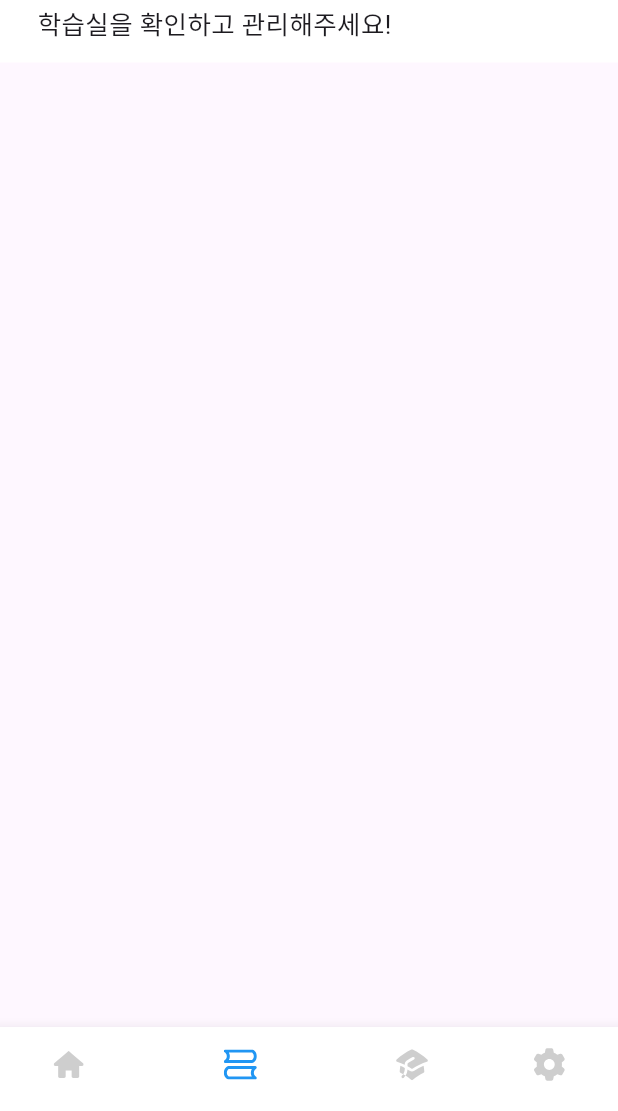
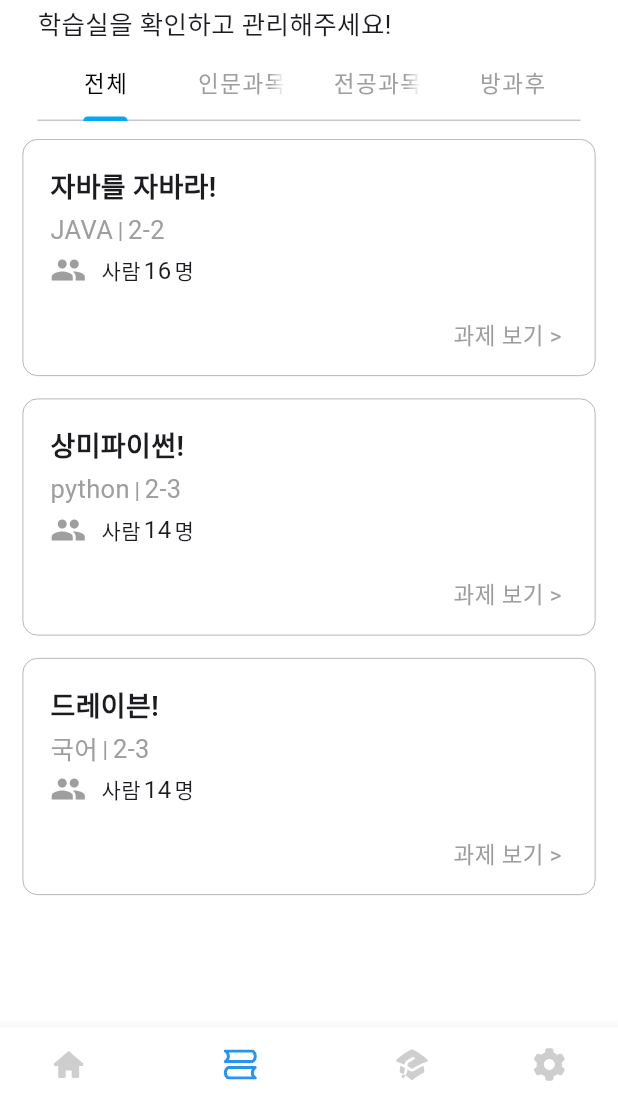
Before and after one commit to EscapeFrame/clueAppReal, a Flutter app: the screen it shows after launch, item 2 of the bottom bar chosen, on a phone screen of 412 x 824 dp, the part 125-1236 px from its top. Run offline on Flutter 3.47's test engine with Material 3 defaults, Android fonts, the phone set to English and light mode, and no system bars; our stand-ins replace flutter_svg; network calls fail; project files that could hold a hidden picture were left out.

Commit message:
feat(#1): My HakSubSil Page Complete

```diff
--- a/lib/pages/HakSubSil.dart
+++ b/lib/pages/HakSubSil.dart
@@ -1,20 +1,91 @@
+import 'package:clue/widgets/BangGwaHooHakSubSilBaroGaJa.dart';
+import 'package:clue/widgets/HakSubSilBaroGaJa.dart';
+import 'package:clue/widgets/InmoonHakSubSilBaroGaJa.dart';
+import 'package:clue/widgets/JeongGongHakSubSilBaroGaJa.dart';
 import 'package:flutter/material.dart';
 
 class Haksubsil extends StatelessWidget {
-  const Haksubsil({super.key});
-
+   Haksubsil({super.key});
+  final List<Map<String, dynamic>> noticeList = [
+  {
+    'title': '자바를 자바라!',
+    'language': 'JAVA',
+    'class': '2-2',
+    'people': '16',
+    'teacher': '유근찬',
+    'description': '즐거운 자바 수업을 하고 자바를 마스터하며...',
+    'subject':'jeongong',
+    'progress': 1,
+    'total': 6,
+    'lessons': [
+      {
+        'title': '1차시',
+        'items': ['자바란 무엇인가?'],
+      },
+      {
+        'title': '1차시 자료',
+        'items': ['ver 교과서연결', 'ver PPT', 'ver Code'],
+      },
+    ]
+  },
+  {
+    'title': '상미파이썬!',
+    'language': 'python',
+    'class': '2-3',
+    'people': '14',
+    'teacher': '곽상미',
+    'description': '즐거운 파이선 수업을 하고 자바를 마스터하며...',
+    'subject':'inmoon',
+    'progress': 2,
+    'total': 6,
+    'lessons': [
+      {
+        'title': '1차시',
+        'items': ['자바란 무엇인가?'],
+      },
+      {
+        'title': '1차시 자료',
+        'items': ['ver 교과서연결', 'ver PPT', 'ver Code'],
+      },
+    ]
+  },
+  {
+    'title': '드레이븐!',
+    'language': '국어',
+    'class': '2-3',
+    'people': '14',
+    'teacher': 'ㄴㄴㅌㅌ',
+    'description': '즐거운 파이선 수업을 하고 자바를 마스터하며...',
+    'subject':'banggwahoo',
+    'progress': 2,
+    'total': 6,
+    'lessons': [
+      {
+        'title': '1차시',
+        'items': ['자바란 무엇인가?'],
+      },
+      {
+        'title': '1차시 자료',
+        'items': ['ver 교과서연결', 'ver PPT', 'ver Code'],
+      },
+    ]
+  },
+];
   @override
   Widget build(BuildContext context) {
-    return SingleChildScrollView(
-      child: Column(
-        crossAxisAlignment: CrossAxisAlignment.stretch,
-        children: [
-          Container(
+    return DefaultTabController(
+      length: 4,
+      child: Scaffold(
+        body: Column(
+          children: [
+            // 상단 제목 및 탭바
+            Container(
               color: Colors.white,
               padding: const EdgeInsets.symmetric(horizontal: 25, vertical: 12),
               child: Column(
                 crossAxisAlignment: CrossAxisAlignment.start,
                 children: [
+                  // 로고 줄
                   Row(
                     mainAxisAlignment: MainAxisAlignment.spaceBetween,
                     children: [
@@ -22,25 +93,51 @@ class Haksubsil extends StatelessWidget {
                       Image.asset('assets/images/jongn.png'),
                     ],
                   ),
-                  SizedBox(
-                    height:15,
+                  const SizedBox(height: 15),
+                  const Text(
+                    '나의 학습실',
+                    style: TextStyle(fontSize: 20, fontWeight: FontWeight.bold),
                   ),
-                  Text(
-                    '나의 학습실',
-                    style: TextStyle(
-                      fontSize: 20,
-                      fontWeight: FontWeight.bold,
+                  const SizedBox(height: 4),
+                  const Text(
+                    '학습실을 확인하고 관리해주세요!',
+                    style: TextStyle(fontSize: 17),
+                  ),
+                  const SizedBox(height: 2),
+                  const TabBar(
+                    labelColor: Colors.black,
+                    unselectedLabelColor: Colors.grey,
+                    indicatorColor: Colors.lightBlue,
+                    indicatorWeight: 3,
+                    labelStyle: TextStyle(
+                      fontSize: 15,
+                      fontWeight: FontWeight.w300,
+                      letterSpacing: 1,
                     ),
+                    tabs: [
+                      Tab(text: '전체'),
+                      Tab(text: '인문과목'),
+                      Tab(text: '전공과목'),
+                      Tab(text: '방과후'),
+                    ],
                   ),
-                  SizedBox(
-                    height:4
-                  ),
-                  Text('학습실을 확인하고 관리해주세요!',style: TextStyle(fontSize: 17),),
                 ],
               ),
             ),
-
-        ],
+            // 아래 내용
+            Expanded(
+              child: TabBarView(
+                children: [
+                  //title overflow ...으로 해결하기.
+                  Haksubsilbarogaja(noticeList:noticeList),
+                  Inmoonhaksubsilbarogaja(noticeList:noticeList),
+                  Jeonggonghaksubsilbarogaja(noticeList:noticeList),
+                  Banggwahoohaksubsilbarogaja(noticeList:noticeList),
+                ],
+              ),
+            ),
+          ],
+        ),
       ),
     );
   }
--- a/lib/pages/HomePage.dart
+++ b/lib/pages/HomePage.dart
@@ -302,7 +302,8 @@ class _HomePageState extends State<HomePage> {
                   ),
                   const SizedBox(height: 10),
 
-                  Wrap(
+                  Center(
+                    child: Wrap(
                       spacing: 5,
                       runSpacing: 5,
                       alignment: WrapAlignment.start,
@@ -339,6 +340,7 @@ class _HomePageState extends State<HomePage> {
                         ),
                       ],
                     ),
+                  ),
                   SizedBox(height: 30),
                 ],
               ),
--- /dev/null
+++ b/lib/widgets/HakSubSilBaroGaJa.dart
@@ -0,0 +1,107 @@
+import 'package:clue/widgets/HakSubSilSuap.dart';
+import 'package:flutter/material.dart';
+
+class Haksubsilbarogaja extends StatelessWidget {
+  final List<Map<String, dynamic>> noticeList;
+
+  const Haksubsilbarogaja({super.key, required this.noticeList});
+
+  @override
+  Widget build(BuildContext context) {
+    return Container(
+      decoration: const BoxDecoration(color: Colors.white),
+      padding: const EdgeInsets.symmetric(horizontal: 15),
+      child: ListView.builder(
+        itemCount: noticeList.length,
+        itemBuilder: (context, index) {
+          final notice = noticeList[index];
+          return Column(
+            children: [
+              GestureDetector(
+                onTap: () {
+                  Navigator.push(
+                    context,
+                    MaterialPageRoute(
+                      builder: (_) => Haksubsilsuap(notice: notice),
+                    ),
+                  );
+                },
+                child: Container(
+                  padding: const EdgeInsets.fromLTRB(18, 18, 22, 15),
+                  decoration: BoxDecoration(
+                    borderRadius: BorderRadius.circular(10),
+                    border: Border.all(color: Colors.grey, width: 0.5),
+                  ),
+                  child: Column(
+                    mainAxisAlignment: MainAxisAlignment.spaceBetween,
+                    children: [
+                      Row(
+                        children: [
+                          Text(
+                            notice['title'].toString(),
+                            style: const TextStyle(
+                              fontSize: 18,
+                              fontWeight: FontWeight.w600,
+                            ),
+                          ),
+                        ],
+                      ),
+                      const SizedBox(height: 3),
+                      Row(
+                        children: [
+                          Text(
+                            notice['language'].toString(),
+                            style: const TextStyle(
+                              fontSize: 17,
+                              color: Colors.grey,
+                            ),
+                          ),
+                          const SizedBox(width: 3),
+                          const Text('|',
+                              style: TextStyle(
+                                  color: Colors.grey, fontSize: 15)),
+                          const SizedBox(width: 3),
+                          Text(
+                            notice['class'].toString(),
+                            style: const TextStyle(
+                                fontSize: 17, color: Colors.grey),
+                          ),
+                        ],
+                      ),
+                      const SizedBox(height: 3),
+                      Row(
+                        children: [
+                          const Icon(Icons.people, color: Colors.grey),
+                          const SizedBox(width: 10),
+                          const Text('사람'),
+                          const SizedBox(width: 2),
+                          Text(
+                            notice['people'].toString(),
+                            style: const TextStyle(fontSize: 16),
+                          ),
+                          const SizedBox(width: 2),
+                          const Text('명'),
+                        ],
+                      ),
+                      const SizedBox(height: 20),
+                      const Row(
+                        children: [
+                          Spacer(),
+                          Text(
+                            '과제 보기 >',
+                            style: TextStyle(color: Colors.grey, fontSize: 15),
+                          ),
+                        ],
+                      ),
+                    ],
+                  ),
+                ),
+              ),
+              const SizedBox(height: 15),
+            ],
+          );
+        },
+      ),
+    );
+  }
+}
--- a/lib/widgets/HomepageCard.dart
+++ b/lib/widgets/HomepageCard.dart
@@ -27,8 +27,8 @@ class HomepageCard extends StatelessWidget {
     return GestureDetector(
       onTap: _launchURL,
       child: Container(
-        width: 120,
-        height: 150,
+        width: 140,
+        height: 160,
         margin: const EdgeInsets.all(8),
         decoration: BoxDecoration(
           borderRadius: BorderRadius.circular(18),
```
Also changed, not shown: lib/widgets/BangGwaHooHakSubSilBaroGaJa.dart (added, +111 -0 lines), lib/widgets/HakSubSilSuap.dart (added, +88 -0 lines), lib/widgets/InmoonHakSubSilBaroGaJa.dart (added, +112 -0 lines), lib/widgets/JeongGongHakSubSilBaroGaJa.dart (added, +111 -0 lines). Lines whose indentation alone changed are shown as unchanged.
